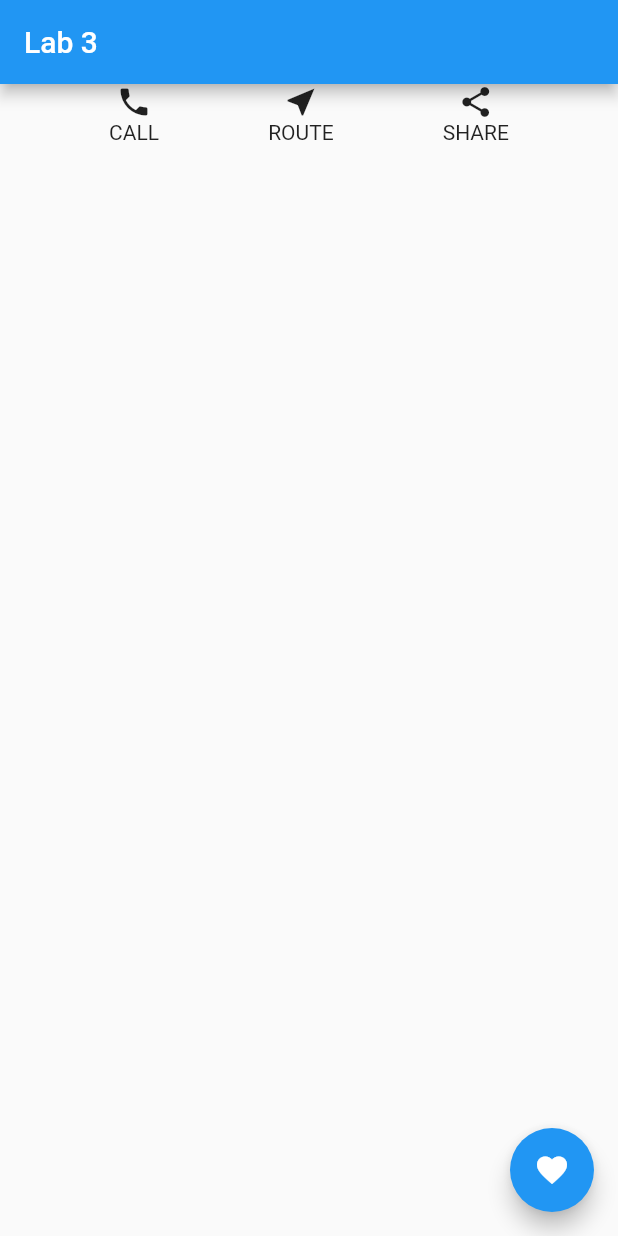
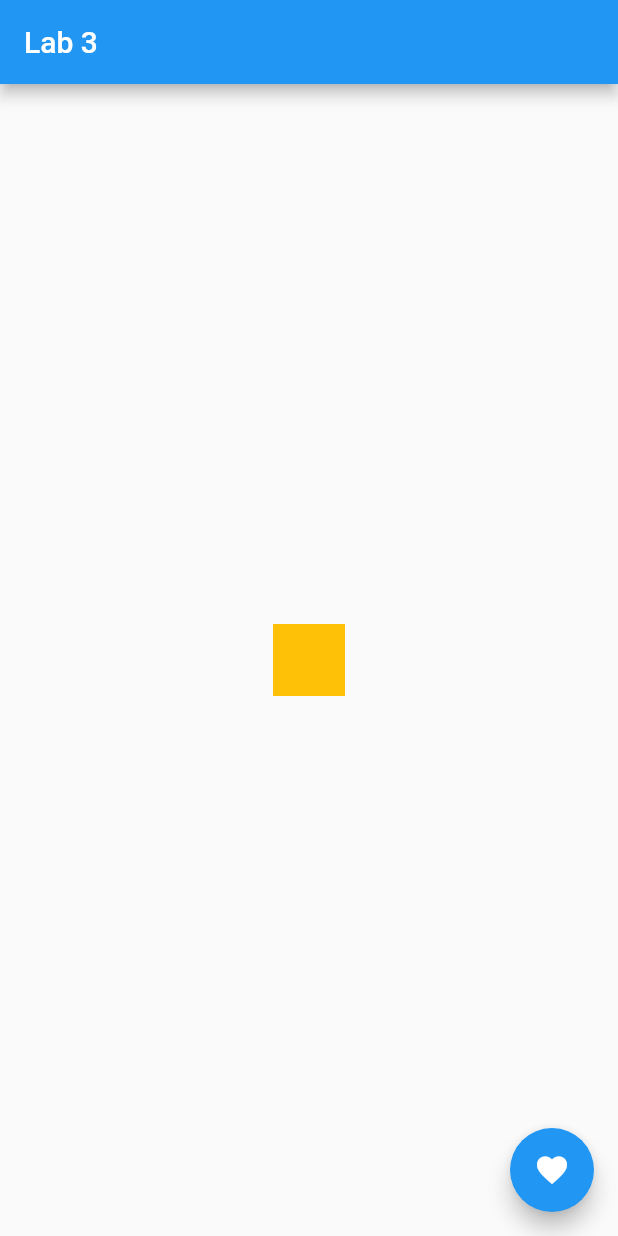
Before and after one commit to KautsarH/appFlutter, a Flutter app: the screen it shows after launch, on a phone screen of 412 x 824 dp. Run offline on Flutter 3.47's test engine with Material 2 defaults, Android fonts, the phone set to English and light mode, and no system bars.

Commit message:
Container

```diff
--- a/lib/main.dart
+++ b/lib/main.dart
@@ -74,49 +74,14 @@ class _MyHomePageState extends State<MyHomePage> {
       body: Container(
         // Center is a layout widget. It takes a single child and positions it
         // in the middle of the parent.
-        child: Row(
-          // Column is also a layout widget. It takes a list of children and
-          // arranges them vertically. By default, it sizes itself to fit its
-          // children horizontally, and tries to be as tall as its parent.
-          //
-          // Invoke "debug painting" (press "p" in the console, choose the
-          // "Toggle Debug Paint" action from the Flutter Inspector in Android
-          // Studio, or the "Toggle Debug Paint" command in Visual Studio Code)
-          // to see the wireframe for each widget.
-          //
-          // Column has various properties to control how it sizes itself and
-          // how it positions its children. Here we use mainAxisAlignment to
-          // center the children vertically; the main axis here is the vertical
-          // axis because Columns are vertical (the cross axis would be
-          // horizontal).
-          mainAxisAlignment: MainAxisAlignment.spaceEvenly,
-          children: <Widget>[
-            Column(
-              children:<Widget>[
-                Icon(Icons.phone),
-                Container(
-                  child: Text('CALL')
-                )
-              ],
+          child: Center(
+            child: Container(
+              margin: const EdgeInsets.all(10.0),
+              color: Colors.amber[500],
+              width: 48.0,
+              height: 48.0,
             ),
-            Column(
-              children:<Widget>[
-                Icon(Icons.near_me),
-                Container(
-                    child: Text('ROUTE')
-                )
-              ],
-            ),
-            Column(
-              children:<Widget>[
-                Icon(Icons.share),
-                Container(
-                    child: Text('SHARE')
-                )
-              ],
-            )
-          ],
-        ),
+          ),
       ),
       floatingActionButton: FloatingActionButton(
         onPressed: _incrementCounter,
```
